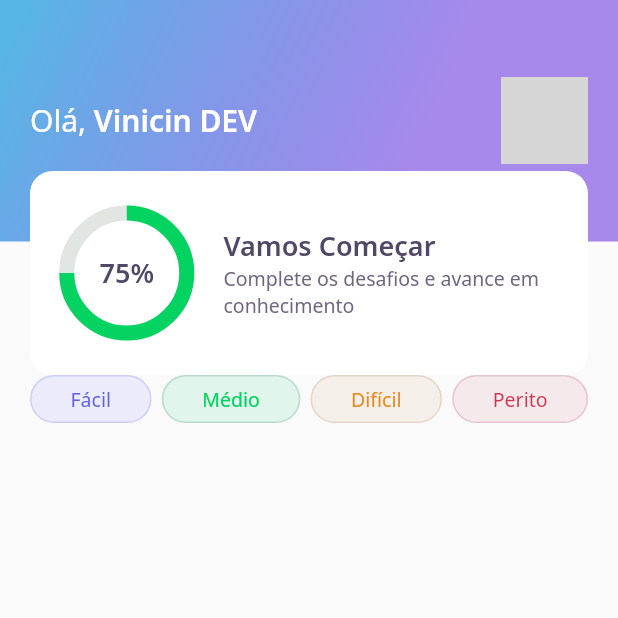
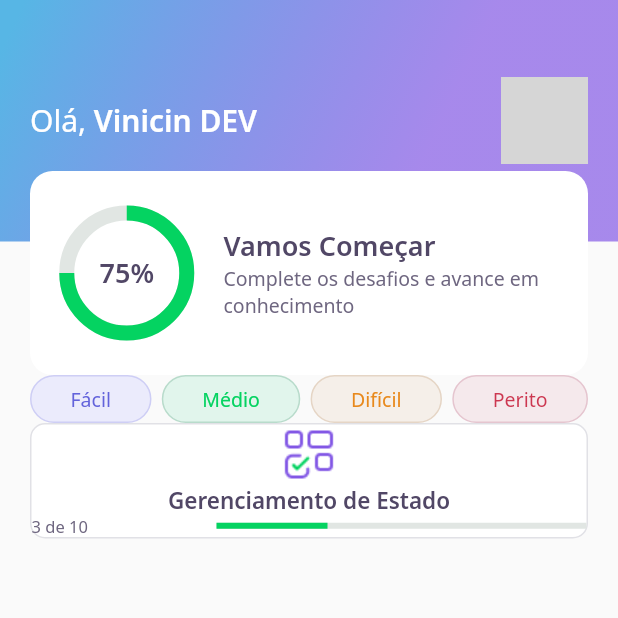
Before and after one commit to viniciusLambert/devquiz, a Flutter app: the screen it shows after launch, on a phone screen of 412 x 824 dp, the top half of it. Run offline on Flutter 3.47's test engine with Material 2 defaults, Android fonts, the phone set to English and light mode, and no system bars; our stand-ins replace google_fonts; network calls fail; grey boxes are pictures that could not be loaded.

Commit message:
init quiz_card widget!

```diff
--- a/lib/home/home_page.dart
+++ b/lib/home/home_page.dart
@@ -1,5 +1,6 @@
 import 'package:DevQuiz/home/widgets/appbar/app_bar_widget.dart';
 import 'package:DevQuiz/home/widgets/level_button/level_button_widget.dart';
+import 'package:DevQuiz/home/widgets/quiz_card/quiz_card_widget.dart';
 import 'package:flutter/material.dart';
 
 class HomePage extends StatefulWidget {
@@ -15,8 +16,12 @@ class _HomePageState extends State<HomePage> {
     return Scaffold(
       appBar: AppBarWidget(),
       body: Padding(
-        padding: const EdgeInsets.symmetric(horizontal: 20),
-        child: Row(
+        padding: const EdgeInsets.symmetric(
+          horizontal: 20,
+        ),
+        child: Column(
+          children: [
+            Row(
               mainAxisAlignment: MainAxisAlignment.spaceBetween,
               children: [
                 LevelButtomWidget(
@@ -33,6 +38,9 @@ class _HomePageState extends State<HomePage> {
                 ),
               ],
             ),
+            QuizCardWidget()
+          ],
+        ),
       ),
     );
   }
--- /dev/null
+++ b/lib/home/widgets/quiz_card/quiz_card_widget.dart
@@ -0,0 +1,51 @@
+import 'package:DevQuiz/core/app_colors.dart';
+import 'package:DevQuiz/core/app_images.dart';
+import 'package:DevQuiz/core/app_text_styles.dart';
+import 'package:flutter/material.dart';
+
+class QuizCardWidget extends StatelessWidget {
+  const QuizCardWidget({Key? key}) : super(key: key);
+
+  @override
+  Widget build(BuildContext context) {
+    return Container(
+      decoration: BoxDecoration(
+          border: Border.fromBorderSide(BorderSide(color: AppColors.border)),
+          color: AppColors.white,
+          borderRadius: BorderRadius.circular(10)),
+      child: Column(
+        children: [
+          Container(
+            height: 40,
+            width: 40,
+            child: Image.asset(AppImages.blocks),
+          ),
+          Text(
+            "Gerenciamento de Estado",
+            style: AppTextStyles.heading15,
+          ),
+          Row(
+            children: [
+              Expanded(
+                flex: 1,
+                child: Text(
+                  "3 de 10",
+                  style: AppTextStyles.body11,
+                ),
+              ),
+              Expanded(
+                flex: 2,
+                child: LinearProgressIndicator(
+                  value: 0.3,
+                  backgroundColor: AppColors.chartSecondary,
+                  valueColor:
+                      AlwaysStoppedAnimation<Color>(AppColors.chartPrimary),
+                ),
+              )
+            ],
+          )
+        ],
+      ),
+    );
+  }
+}
```
Lines whose indentation alone changed are shown as unchanged.
